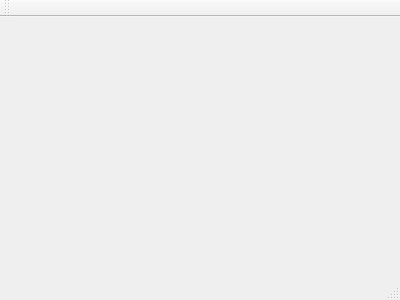
First picture: the form in mainwindow.ui, repository SaileD/SeniorDesignBAE, before the edit.
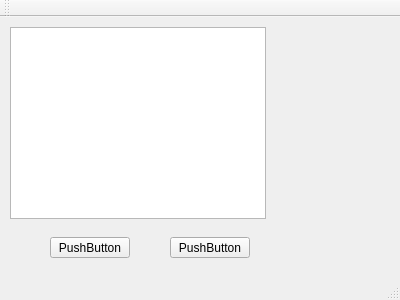
Second picture: the form after the edit.

The edit to the form file:
```diff
--- a/mainwindow.ui
+++ b/mainwindow.ui
@@ -12,13 +12,65 @@
   <property name="windowTitle" >
    <string>MainWindow</string>
   </property>
-  <widget class="QMenuBar" name="menuBar" />
-  <widget class="QToolBar" name="mainToolBar" />
-  <widget class="QWidget" name="centralWidget" />
-  <widget class="QStatusBar" name="statusBar" />
+  <widget class="QWidget" name="centralWidget">
+   <widget class="QGraphicsView" name="graphicsView">
+    <property name="geometry">
+     <rect>
+      <x>10</x>
+      <y>10</y>
+      <width>256</width>
+      <height>192</height>
+     </rect>
+    </property>
+   </widget>
+   <widget class="QPushButton" name="openButton">
+    <property name="geometry">
+     <rect>
+      <x>50</x>
+      <y>220</y>
+      <width>80</width>
+      <height>21</height>
+     </rect>
+    </property>
+    <property name="text">
+     <string>PushButton</string>
+    </property>
+   </widget>
+   <widget class="QPushButton" name="saveButton">
+    <property name="geometry">
+     <rect>
+      <x>170</x>
+      <y>220</y>
+      <width>80</width>
+      <height>21</height>
+     </rect>
+    </property>
+    <property name="text">
+     <string>PushButton</string>
+    </property>
+   </widget>
+  </widget>
+  <widget class="QMenuBar" name="menuBar">
+   <property name="geometry">
+    <rect>
+     <x>0</x>
+     <y>0</y>
+     <width>400</width>
+     <height>20</height>
+    </rect>
+   </property>
+  </widget>
+  <widget class="QToolBar" name="mainToolBar">
+   <attribute name="toolBarArea">
+    <enum>TopToolBarArea</enum>
+   </attribute>
+   <attribute name="toolBarBreak">
+    <bool>false</bool>
+   </attribute>
+  </widget>
+  <widget class="QStatusBar" name="statusBar"/>
  </widget>
- <layoutDefault spacing="6" margin="11" />
- <pixmapfunction></pixmapfunction>
+ <layoutdefault spacing="6" margin="11"/>
  <resources/>
  <connections/>
 </ui>
```
Left out of the diff: 7 changed lines with no effect on the pictures.
